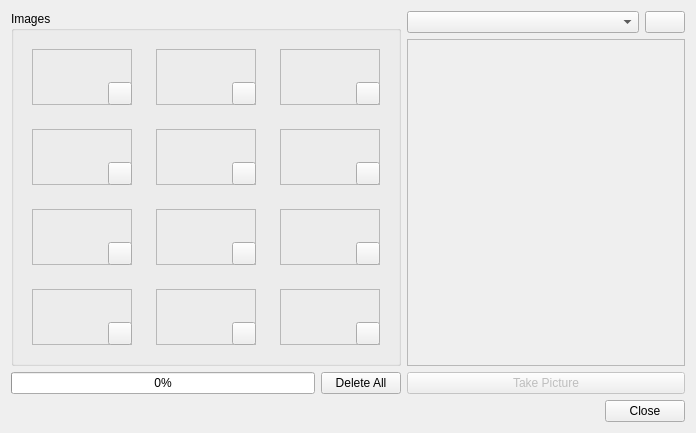
Qt form ui/capture.ui (iTranscend/xRecog) before a commit.
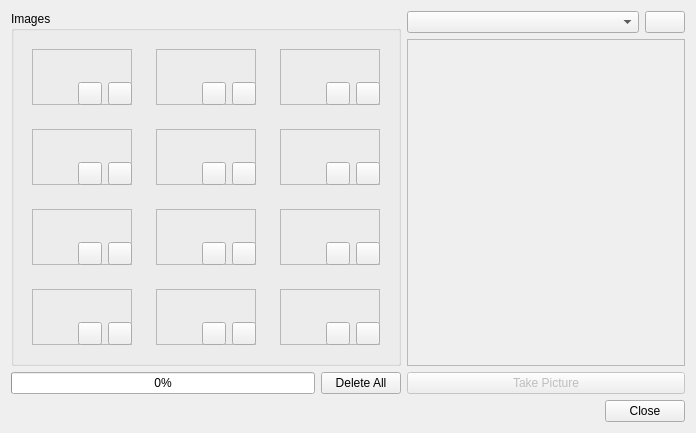
The same form after that commit. Icons and pictures are not drawn.

Commit message: Add base image preview UI

Patch:
```diff
--- a/ui/capture.ui
+++ b/ui/capture.ui
@@ -83,6 +83,16 @@
               </widget>
              </item>
              <item row="1" column="1">
+              <layout class="QHBoxLayout" name="imageSlotToolBar07">
+               <item>
+                <widget class="QToolButton" name="viewImageButton07">
+                 <property name="icon">
+                  <iconset theme="view-fullscreen">
+                   <normaloff>.</normaloff>.</iconset>
+                 </property>
+                </widget>
+               </item>
+               <item>
               <widget class="QToolButton" name="deleteButton07">
                <property name="sizePolicy">
                 <sizepolicy hsizetype="Fixed" vsizetype="Fixed">
@@ -95,6 +105,8 @@
                  <normaloff>.</normaloff>.</iconset>
                </property>
               </widget>
+               </item>
+              </layout>
              </item>
             </layout>
            </widget>
@@ -137,6 +149,16 @@
               </widget>
              </item>
              <item row="1" column="1">
+              <layout class="QHBoxLayout" name="imageSlotToolBar01">
+               <item>
+                <widget class="QToolButton" name="viewImageButton01">
+                 <property name="icon">
+                  <iconset theme="view-fullscreen">
+                   <normaloff>.</normaloff>.</iconset>
+                 </property>
+                </widget>
+               </item>
+               <item>
               <widget class="QToolButton" name="deleteButton01">
                <property name="sizePolicy">
                 <sizepolicy hsizetype="Fixed" vsizetype="Fixed">
@@ -149,6 +171,8 @@
                  <normaloff>.</normaloff>.</iconset>
                </property>
               </widget>
+               </item>
+              </layout>
              </item>
             </layout>
            </widget>
@@ -191,6 +215,16 @@
               </widget>
              </item>
              <item row="1" column="1">
+              <layout class="QHBoxLayout" name="imageSlotToolBar10">
+               <item>
+                <widget class="QToolButton" name="viewImageButton10">
+                 <property name="icon">
+                  <iconset theme="view-fullscreen">
+                   <normaloff>.</normaloff>.</iconset>
+                 </property>
+                </widget>
+               </item>
+               <item>
               <widget class="QToolButton" name="deleteButton10">
                <property name="sizePolicy">
                 <sizepolicy hsizetype="Fixed" vsizetype="Fixed">
@@ -203,6 +237,8 @@
                  <normaloff>.</normaloff>.</iconset>
                </property>
               </widget>
+               </item>
+              </layout>
              </item>
             </layout>
            </widget>
@@ -245,6 +281,16 @@
               </widget>
              </item>
              <item row="1" column="1">
+              <layout class="QHBoxLayout" name="imageSlotToolBar05">
+               <item>
+                <widget class="QToolButton" name="viewImageButton05">
+                 <property name="icon">
+                  <iconset theme="view-fullscreen">
+                   <normaloff>.</normaloff>.</iconset>
+                 </property>
+                </widget>
+               </item>
+               <item>
               <widget class="QToolButton" name="deleteButton05">
                <property name="sizePolicy">
                 <sizepolicy hsizetype="Fixed" vsizetype="Fixed">
@@ -257,6 +303,8 @@
                  <normaloff>.</normaloff>.</iconset>
                </property>
               </widget>
+               </item>
+              </layout>
              </item>
             </layout>
            </widget>
@@ -299,6 +347,16 @@
               </widget>
              </item>
              <item row="1" column="1">
+              <layout class="QHBoxLayout" name="imageSlotToolBar06">
+               <item>
+                <widget class="QToolButton" name="viewImageButton06">
+                 <property name="icon">
+                  <iconset theme="view-fullscreen">
+                   <normaloff>.</normaloff>.</iconset>
+                 </property>
+                </widget>
+               </item>
+               <item>
               <widget class="QToolButton" name="deleteButton06">
                <property name="sizePolicy">
                 <sizepolicy hsizetype="Fixed" vsizetype="Fixed">
@@ -311,6 +369,8 @@
                  <normaloff>.</normaloff>.</iconset>
                </property>
               </widget>
+               </item>
+              </layout>
              </item>
             </layout>
            </widget>
@@ -353,6 +413,16 @@
               </widget>
              </item>
              <item row="1" column="1">
+              <layout class="QHBoxLayout" name="imageSlotToolBar12">
+               <item>
+                <widget class="QToolButton" name="viewImageButton12">
+                 <property name="icon">
+                  <iconset theme="view-fullscreen">
+                   <normaloff>.</normaloff>.</iconset>
+                 </property>
+                </widget>
+               </item>
+               <item>
               <widget class="QToolButton" name="deleteButton12">
                <property name="sizePolicy">
                 <sizepolicy hsizetype="Fixed" vsizetype="Fixed">
@@ -365,6 +435,8 @@
                  <normaloff>.</normaloff>.</iconset>
                </property>
               </widget>
+               </item>
+              </layout>
              </item>
             </layout>
            </widget>
@@ -407,6 +479,16 @@
               </widget>
              </item>
              <item row="1" column="1">
+              <layout class="QHBoxLayout" name="imageSlotToolBar03">
+               <item>
+                <widget class="QToolButton" name="viewImageButton03">
+                 <property name="icon">
+                  <iconset theme="view-fullscreen">
+                   <normaloff>.</normaloff>.</iconset>
+                 </property>
+                </widget>
+               </item>
+               <item>
               <widget class="QToolButton" name="deleteButton03">
                <property name="sizePolicy">
                 <sizepolicy hsizetype="Fixed" vsizetype="Fixed">
@@ -419,6 +501,8 @@
                  <normaloff>.</normaloff>.</iconset>
                </property>
               </widget>
+               </item>
+              </layout>
              </item>
             </layout>
            </widget>
@@ -461,6 +545,16 @@
               </widget>
              </item>
              <item row="1" column="1">
+              <layout class="QHBoxLayout" name="imageSlotToolBar09">
+               <item>
+                <widget class="QToolButton" name="viewImageButton09">
+                 <property name="icon">
+                  <iconset theme="view-fullscreen">
+                   <normaloff>.</normaloff>.</iconset>
+                 </property>
+                </widget>
+               </item>
+               <item>
               <widget class="QToolButton" name="deleteButton09">
                <property name="sizePolicy">
                 <sizepolicy hsizetype="Fixed" vsizetype="Fixed">
@@ -473,6 +567,8 @@
                  <normaloff>.</normaloff>.</iconset>
                </property>
               </widget>
+               </item>
+              </layout>
              </item>
             </layout>
            </widget>
@@ -515,6 +611,16 @@
               </widget>
              </item>
              <item row="1" column="1">
+              <layout class="QHBoxLayout" name="imageSlotToolBar11">
+               <item>
+                <widget class="QToolButton" name="viewImageButton11">
+                 <property name="icon">
+                  <iconset theme="view-fullscreen">
+                   <normaloff>.</normaloff>.</iconset>
+                 </property>
+                </widget>
+               </item>
+               <item>
               <widget class="QToolButton" name="deleteButton11">
                <property name="sizePolicy">
                 <sizepolicy hsizetype="Fixed" vsizetype="Fixed">
@@ -527,6 +633,8 @@
                  <normaloff>.</normaloff>.</iconset>
                </property>
               </widget>
+               </item>
+              </layout>
              </item>
             </layout>
            </widget>
@@ -569,6 +677,16 @@
               </widget>
              </item>
              <item row="1" column="1">
+              <layout class="QHBoxLayout" name="imageSlotToolBar02">
+               <item>
+                <widget class="QToolButton" name="viewImageButton02">
+                 <property name="icon">
+                  <iconset theme="view-fullscreen">
+                   <normaloff>.</normaloff>.</iconset>
+                 </property>
+                </widget>
+               </item>
+               <item>
               <widget class="QToolButton" name="deleteButton02">
                <property name="sizePolicy">
                 <sizepolicy hsizetype="Fixed" vsizetype="Fixed">
@@ -581,6 +699,8 @@
                  <normaloff>.</normaloff>.</iconset>
                </property>
               </widget>
+               </item>
+              </layout>
              </item>
             </layout>
            </widget>
@@ -623,6 +743,16 @@
               </widget>
              </item>
              <item row="1" column="1">
+              <layout class="QHBoxLayout" name="imageSlotToolBar04">
+               <item>
+                <widget class="QToolButton" name="viewImageButton04">
+                 <property name="icon">
+                  <iconset theme="view-fullscreen">
+                   <normaloff>.</normaloff>.</iconset>
+                 </property>
+                </widget>
+               </item>
+               <item>
               <widget class="QToolButton" name="deleteButton04">
                <property name="sizePolicy">
                 <sizepolicy hsizetype="Fixed" vsizetype="Fixed">
@@ -635,6 +765,8 @@
                  <normaloff>.</normaloff>.</iconset>
                </property>
               </widget>
+               </item>
+              </layout>
              </item>
             </layout>
            </widget>
@@ -677,6 +809,16 @@
               </widget>
              </item>
              <item row="1" column="1">
+              <layout class="QHBoxLayout" name="imageSlotToolBar08">
+               <item>
+                <widget class="QToolButton" name="viewImageButton08">
+                 <property name="icon">
+                  <iconset theme="view-fullscreen">
+                   <normaloff>.</normaloff>.</iconset>
+                 </property>
+                </widget>
+               </item>
+               <item>
               <widget class="QToolButton" name="deleteButton08">
                <property name="sizePolicy">
                 <sizepolicy hsizetype="Fixed" vsizetype="Fixed">
@@ -689,6 +831,8 @@
                  <normaloff>.</normaloff>.</iconset>
                </property>
               </widget>
+               </item>
+              </layout>
              </item>
             </layout>
            </widget>
```
Left out of the diff: 84 changed lines with no effect on the pictures. Lines whose indentation alone changed are shown as unchanged. The commit also changes 1 other file.
